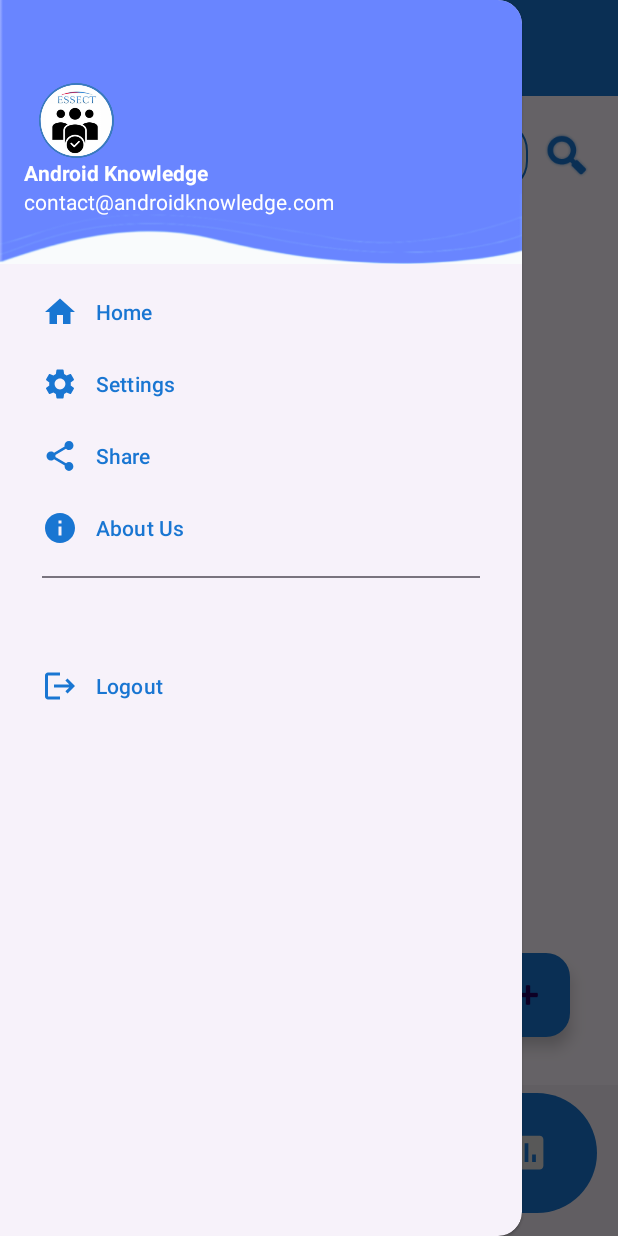
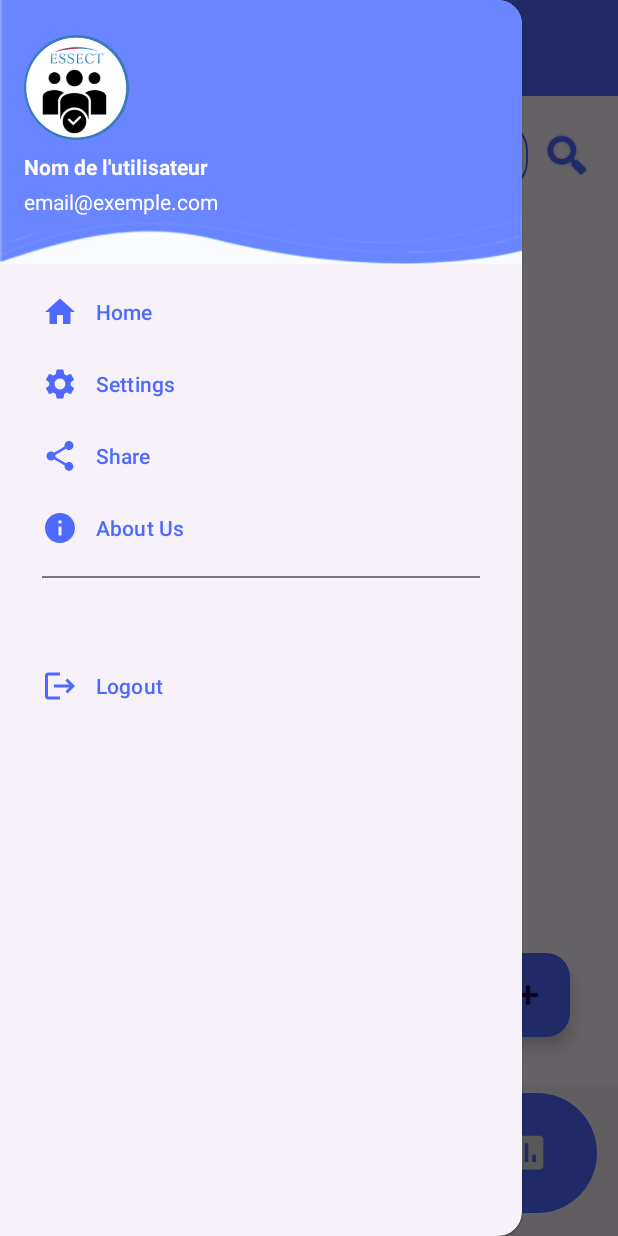
Before and after one commit to MaRoum1111/GestionAbscenceEnseignants, an Android app: the fragment UsersFragment placed in its activity, with the side drawer open, on a phone screen of 412 x 824 dp. Run offline under Robolectric (Android 15) with nearby library versions, the phone set to English and light mode, and no system bars; our stand-ins replace Firebase (no records; nobody signed in at launch, a user with empty details on screens opened directly).

Commit message:
nav_header

```diff
--- a/app/src/main/AndroidManifest.xml
+++ b/app/src/main/AndroidManifest.xml
@@ -19,7 +19,8 @@
         <!-- Activité principale -->
         <activity
             android:name=".view.LoginActivity"
-            android:exported="true">
+            android:exported="true"
+            android:windowSoftInputMode="adjustResize">
             <intent-filter>
                 <action android:name="android.intent.action.MAIN" />
                 <category android:name="android.intent.category.LAUNCHER" />
--- a/app/src/main/java/com/example/gestionabscenceenseignants/Repository/UserRepository.java
+++ b/app/src/main/java/com/example/gestionabscenceenseignants/Repository/UserRepository.java
@@ -6,7 +6,6 @@ import com.google.firebase.auth.FirebaseAuth;
 import com.google.firebase.auth.FirebaseUser;
 import com.google.firebase.firestore.DocumentReference;
 import com.google.firebase.firestore.FirebaseFirestore;
-import com.google.firebase.firestore.FirebaseFirestoreException;
 import com.google.firebase.firestore.Query;
 import com.google.firebase.firestore.QueryDocumentSnapshot;
 import com.google.firebase.firestore.SetOptions;
@@ -28,7 +27,7 @@ public class UserRepository {
     // Méthode pour récupérer les utilisateurs
     public void getUsers(UserCallback callback) {
         db.collection("users")
-                .orderBy("name", Query.Direction.ASCENDING) // Tri par nom
+                .orderBy("name", Query.Direction.ASCENDING)
                 .get()
                 .addOnCompleteListener(task -> {
                     if (task.isSuccessful() && task.getResult() != null && !task.getResult().isEmpty()) {
@@ -65,9 +64,8 @@ public class UserRepository {
                         if (firebaseUser != null) {
                             String uid = firebaseUser.getUid(); // UID généré par Firebase Authentication
                             DocumentReference userRef = db.collection("users").document(uid);
-                            user.setCin(cin);  // Associer le CIN à l'utilisateur
-                            // Mettre à jour le document de l'utilisateur dans Firestore
-                            userRef.set(user, SetOptions.merge()) // Merge pour ne pas écraser les anciennes données
+                            user.setCin(cin);
+                            userRef.set(user, SetOptions.merge())
                                     .addOnSuccessListener(aVoid -> {
                                         Log.d("UserRepository", "Utilisateur ajouté avec succès dans Firestore");
                                         callback.onSuccessMessage("Utilisateur ajouté avec succès.");
@@ -87,7 +85,7 @@ public class UserRepository {
     // Méthode pour récupérer les enseignants et leurs CIN
     public void getTeacherNamesAndCIN(UserCallback callback) {
         db.collection("users")
-                .whereEqualTo("role", "Enseignant") // Filtrer pour récupérer les enseignants
+                .whereEqualTo("role", "Enseignant")
                 .get()
                 .addOnCompleteListener(task -> {
                     if (task.isSuccessful() && task.getResult() != null) {
@@ -105,11 +103,32 @@ public class UserRepository {
                 });
     }
 
+    // Méthode pour récupérer les informations de l'utilisateur connecté
+    public void getLoggedUser(UserCallback callback) {
+        FirebaseUser currentUser = auth.getCurrentUser();
+        if (currentUser != null) {
+            String uid = currentUser.getUid(); // Récupérer l'UID de l'utilisateur connecté
+            db.collection("users").document(uid)
+                    .get()
+                    .addOnSuccessListener(documentSnapshot -> {
+                        if (documentSnapshot.exists()) {
+                            User user = documentSnapshot.toObject(User.class);
+                            callback.onSuccessUser(user);
+                        } else {
+                            callback.onFailure("Aucun utilisateur trouvé.");
+                        }
+                    })
+                    .addOnFailureListener(e -> callback.onFailure("Erreur de récupération de l'utilisateur : " + e.getMessage()));
+        } else {
+            callback.onFailure("Utilisateur non connecté.");
+        }
+    }
 
-    // Interface pour gérer les callbacks
+    // Interface pour les callbacks
     public interface UserCallback {
-        void onSuccessMessage(String message);  // Pour les messages de succès
-        void onSuccessUsers(List<User> users);  // Pour les résultats sous forme de liste d'utilisateurs
-        void onFailure(String errorMessage);    // Pour gérer les erreurs
+        void onSuccessMessage(String message);
+        void onSuccessUsers(List<User> users);
+        void onSuccessUser(User user);
+        void onFailure(String error);
     }
 }
--- a/app/src/main/java/com/example/gestionabscenceenseignants/ViewModel/UserViewModel.java
+++ b/app/src/main/java/com/example/gestionabscenceenseignants/ViewModel/UserViewModel.java
@@ -14,15 +14,50 @@ public class UserViewModel extends ViewModel {
     private final MutableLiveData<List<User>> users;
     private final MutableLiveData<String> statusMessage;
     private final MutableLiveData<List<User>> teacherList;
-    private final MutableLiveData<String> imageUrl;  // Pour stocker l'URL de l'image
+    private final MutableLiveData<String> imageUrl;
+    private final MutableLiveData<String> userName;
+    private final MutableLiveData<String> userEmail;
 
     // Constructeur
     public UserViewModel() {
-        repository = new UserRepository(); // Instanciation du UserRepository
-        users = new MutableLiveData<>(); // LiveData pour la liste des utilisateurs
-        statusMessage = new MutableLiveData<>(); // LiveData pour les messages de statut (succès ou erreurs)
-        teacherList = new MutableLiveData<>(); // LiveData pour la liste des enseignants
-        imageUrl = new MutableLiveData<>(); // LiveData pour l'URL de l'image
+        repository = new UserRepository();
+        users = new MutableLiveData<>();
+        statusMessage = new MutableLiveData<>();
+        teacherList = new MutableLiveData<>();
+        imageUrl = new MutableLiveData<>();
+        userName = new MutableLiveData<>();
+        userEmail = new MutableLiveData<>();
+        loadLoggedUserDetails();
+    }
+
+    // Charger les données de l'utilisateur connecté
+    public void loadLoggedUserDetails() {
+        repository.getLoggedUser(new UserRepository.UserCallback() {
+            @Override
+            public void onSuccessMessage(String message) {
+                // Pas nécessaire ici
+            }
+
+            @Override
+            public void onSuccessUsers(List<User> users) {
+                // Pas nécessaire ici
+            }
+
+            @Override
+            public void onFailure(String error) {
+                statusMessage.setValue("Erreur : " + error);
+            }
+
+            @Override
+            public void onSuccessUser(User user) {
+                if (user != null) {
+                    userName.setValue(user.getName());
+                    userEmail.setValue(user.getEmail());
+                } else {
+                    statusMessage.setValue("Utilisateur non trouvé.");
+                }
+            }
+        });
     }
 
     // Méthode pour charger la liste des utilisateurs
@@ -35,14 +70,17 @@ public class UserViewModel extends ViewModel {
 
             @Override
             public void onSuccessUsers(List<User> userList) {
-                // Mise à jour de la liste des utilisateurs si récupération réussie
                 users.setValue(userList);
             }
 
             @Override
             public void onFailure(String error) {
-                // Mise à jour du message d'erreur en cas de problème
                 statusMessage.setValue(error);
+            }
+
+            @Override
+            public void onSuccessUser(User user) {
+                // Cette méthode doit aussi être implémentée
             }
         });
     }
@@ -52,7 +90,6 @@ public class UserViewModel extends ViewModel {
         repository.addUser(user, new UserRepository.UserCallback() {
             @Override
             public void onSuccessMessage(String successMessage) {
-                // Mise à jour du message de succès si ajout réussi
                 statusMessage.setValue(successMessage);
             }
 
@@ -63,8 +100,12 @@ public class UserViewModel extends ViewModel {
 
             @Override
             public void onFailure(String error) {
-                // Mise à jour du message d'erreur en cas de problème
                 statusMessage.setValue(error);
+            }
+
+            @Override
+            public void onSuccessUser(User user) {
+                // Cette méthode doit aussi être implémentée
             }
         });
     }
@@ -79,35 +120,43 @@ public class UserViewModel extends ViewModel {
 
             @Override
             public void onSuccessUsers(List<User> teachers) {
-                // Mise à jour de la liste des enseignants si récupération réussie
                 teacherList.setValue(teachers);
             }
 
             @Override
             public void onFailure(String errorMessage) {
-                // Mise à jour du message d'erreur en cas de problème
                 statusMessage.setValue(errorMessage);
+            }
+
+            @Override
+            public void onSuccessUser(User user) {
+                // Cette méthode doit aussi être implémentée
             }
         });
     }
 
-    // Getter pour la liste des utilisateurs
+    // Getters
     public LiveData<List<User>> getUsers() {
         return users;
     }
 
-    // Getter pour la liste des enseignants
     public LiveData<List<User>> getTeacherList() {
         return teacherList;
     }
 
-    // Getter pour les messages de statut (succès ou erreur)
     public LiveData<String> getStatusMessage() {
         return statusMessage;
     }
 
-    // Getter pour l'URL de l'image
     public LiveData<String> getImageUrl() {
         return imageUrl;
     }
+
+    public LiveData<String> getUserName() {
+        return userName;
+    }
+
+    public LiveData<String> getUserEmail() {
+        return userEmail;
+    }
 }
--- a/app/src/main/java/com/example/gestionabscenceenseignants/view/AddAbsenceFragment.java
+++ b/app/src/main/java/com/example/gestionabscenceenseignants/view/AddAbsenceFragment.java
@@ -145,7 +145,9 @@ public class AddAbsenceFragment extends Fragment {
     private void fetchTeachers() {
         userRepository.getTeacherNamesAndCIN(new UserRepository.UserCallback() {
             @Override
-            public void onSuccessMessage(String message) {}
+            public void onSuccessMessage(String message) {
+                // Implémente la logique de gestion du message si nécessaire
+            }
 
             @Override
             public void onSuccessUsers(List<User> users) {
@@ -170,10 +172,17 @@ public class AddAbsenceFragment extends Fragment {
 
             @Override
             public void onFailure(String errorMessage) {
+                // Implémente la gestion des erreurs
                 Toast.makeText(getActivity(), "Erreur: " + errorMessage, Toast.LENGTH_SHORT).show();
+            }
+
+            @Override
+            public void onSuccessUser(User user) {
+                // Implémente ou laisse vide si tu n'en as pas besoin
             }
         });
     }
+
 
     private void addAbsence() {
         if (!validateInputs()) {
--- a/app/src/main/java/com/example/gestionabscenceenseignants/view/AdminActivity.java
+++ b/app/src/main/java/com/example/gestionabscenceenseignants/view/AdminActivity.java
@@ -3,16 +3,22 @@ package com.example.gestionabscenceenseignants.view;
 import android.annotation.SuppressLint;
 import android.os.Bundle;
 import android.view.MenuItem;
+import android.view.View;
+import android.widget.TextView;
+
 import androidx.annotation.NonNull;
 import androidx.appcompat.app.AppCompatActivity;
 import androidx.fragment.app.Fragment;
 import androidx.drawerlayout.widget.DrawerLayout;
+
+import com.example.gestionabscenceenseignants.ViewModel.UserViewModel;
 import com.google.android.material.bottomnavigation.BottomNavigationView;
 import com.example.gestionabscenceenseignants.R;
 import com.google.android.material.bottomappbar.BottomAppBar;
 import com.google.android.material.navigation.NavigationView;
 import com.google.android.material.floatingactionbutton.FloatingActionButton;
 import androidx.appcompat.widget.Toolbar;
+import androidx.lifecycle.ViewModelProvider;
 
 public class AdminActivity extends AppCompatActivity {
 
@@ -22,6 +28,7 @@ public class AdminActivity extends AppCompatActivity {
     private BottomAppBar bottomAppBar;
     private FloatingActionButton fab;
     private Toolbar toolbar;
+    private UserViewModel userViewModel;
 
     @Override
     protected void onCreate(Bundle savedInstanceState) {
@@ -39,11 +46,22 @@ public class AdminActivity extends AppCompatActivity {
         setSupportActionBar(toolbar);
         getSupportActionBar().setDisplayHomeAsUpEnabled(true); // Pour afficher le bouton hamburger
 
+        // Initialiser le ViewModel
+        userViewModel = new ViewModelProvider(this).get(UserViewModel.class);
+
+        // Récupérer la vue du header dans le NavigationView
+        View headerView = navigationView.getHeaderView(0);
+        TextView navUserName = headerView.findViewById(R.id.nav_header_name);
+        TextView navUserEmail = headerView.findViewById(R.id.nav_header_email);
+
+        // Observer les données de l'utilisateur
+        userViewModel.getUserName().observe(this, navUserName::setText);
+        userViewModel.getUserEmail().observe(this, navUserEmail::setText);
+
         // Ouverture/fermeture du menu Drawer
         navigationView.setNavigationItemSelectedListener(menuItem -> {
             int id = menuItem.getItemId();
             if (id == R.id.nav_home) {
-                // Ajouter ici l'action pour "Home"
                 loadFragment(new HomeFragment());
             } else if (id == R.id.nav_settings) {
                 // Ajouter ici l'action pour "Settings"
@@ -72,6 +90,11 @@ public class AdminActivity extends AppCompatActivity {
             }
             return true; // Indique que l'item a été sélectionné et l'action a été effectuée
         });
+
+        // Afficher le HomeFragment par défaut lorsque l'activité démarre
+        if (savedInstanceState == null) {
+            loadFragment(new HomeFragment()); // Charger HomeFragment comme premier fragment
+        }
     }
 
     // Fonction pour charger un fragment
--- a/app/src/main/res/layout/activity_admin.xml
+++ b/app/src/main/res/layout/activity_admin.xml
@@ -46,12 +46,13 @@
         <!-- Bottom Navigation intégré dans un BottomAppBar -->
         <androidx.coordinatorlayout.widget.CoordinatorLayout
             android:layout_width="match_parent"
-            android:layout_height="wrap_content">
+            android:layout_height="wrap_content"
+            android:fitsSystemWindows="true">
 
             <com.google.android.material.bottomappbar.BottomAppBar
                 android:id="@+id/bottomAppBar"
                 android:layout_width="match_parent"
-                android:layout_height="match_parent"
+                android:layout_height="wrap_content"
                 android:background="@color/white"
                 app:fabCradleMargin="10dp"
                 app:fabCradleRoundedCornerRadius="50dp">
@@ -60,14 +61,14 @@
                     android:id="@+id/bottomNavigation"
                     android:layout_width="match_parent"
                     android:layout_height="wrap_content"
-                    android:layout_alignParentBottom="true"
+                    android:layout_gravity="bottom"
                     android:layout_marginStart="20dp"
                     android:layout_marginTop="5dp"
                     android:layout_marginEnd="10dp"
                     android:layout_marginBottom="15dp"
                     android:background="@drawable/bottom_background"
-                    android:layout_gravity="bottom"
                     android:elevation="2dp"
+                    android:fitsSystemWindows="true"
                     app:itemIconSize="30dp"
                     app:itemIconTint="@drawable/item_selector"
                     app:itemRippleColor="@android:color/transparent"
--- a/app/src/main/res/layout/nav_header.xml
+++ b/app/src/main/res/layout/nav_header.xml
@@ -1,4 +1,3 @@
-<?xml version="1.0" encoding="utf-8"?>
 <LinearLayout
     xmlns:android="http://schemas.android.com/apk/res/android"
     android:orientation="vertical"
@@ -10,23 +9,28 @@
     android:theme="@style/ThemeOverlay.AppCompat.Dark">
 
     <ImageView
+        android:id="@+id/nav_header_image"
         android:layout_width="70dp"
-        android:layout_height="50dp"
+        android:layout_height="70dp"
         android:src="@drawable/logo" />
 
     <TextView
+        android:id="@+id/nav_header_name"
         android:layout_width="wrap_content"
         android:layout_height="wrap_content"
-        android:text="Android Knowledge"
+        android:text="Nom de l'utilisateur"
         android:textColor="@color/white"
-        android:textStyle="bold"/>
+        android:textStyle="bold"
+        android:layout_marginTop="8dp"/>
 
     <TextView
+        android:id="@+id/nav_header_email"
         android:layout_width="wrap_content"
         android:layout_height="wrap_content"
-        android:text="contact@androidknowledge.com"
+        android:text="email@exemple.com"
         android:textColor="@color/white"
         android:textSize="14sp"
+        android:layout_marginTop="4dp"
         android:layout_marginBottom="16dp"/>
 
 </LinearLayout>
--- a/app/src/main/res/values/colors.xml
+++ b/app/src/main/res/values/colors.xml
@@ -6,7 +6,9 @@
     <color name="backgroundColor">#ECECEC</color>
     <color name="white">#FFFFFF</color>
     <color name="light_gray">#DDDDDD</color>
-    <color name="blue">#1976D2</color>
+
+    <color name="blue">#4e69ff</color>
+    <color name="blueblue">#7084fc</color>
     <color name="yellow">#FFD700</color>
     <color name="red">#FF0000</color>
     <color name="blue_dark">#1976D2</color>
--- a/app/src/main/res/values/themes.xml
+++ b/app/src/main/res/values/themes.xml
@@ -3,7 +3,7 @@
     <style name="Base.Theme.GestionAbscenceEnseignants" parent="Theme.Material3.DayNight.NoActionBar">
         <!-- Couleurs principales -->
         <item name="colorPrimary">@color/blue</item>
-        <item name="colorSecondary">@color/blue_dark</item>
+        <item name="colorSecondary">@color/blue</item>
         <item name="colorOnBackground">@color/white</item>
         <!-- Couleurs des boutons -->
         <item name="colorButtonNormal">@color/blue</item>
```
